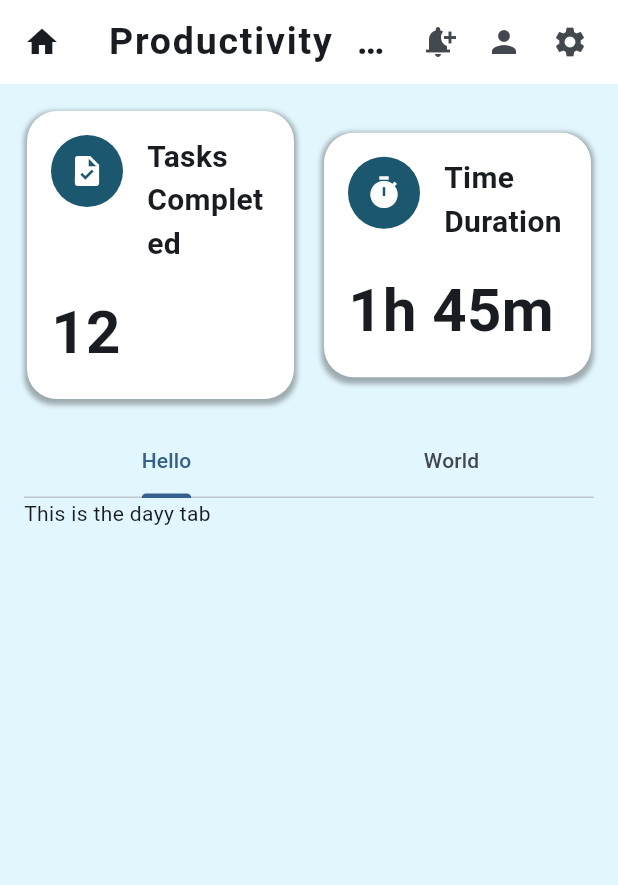
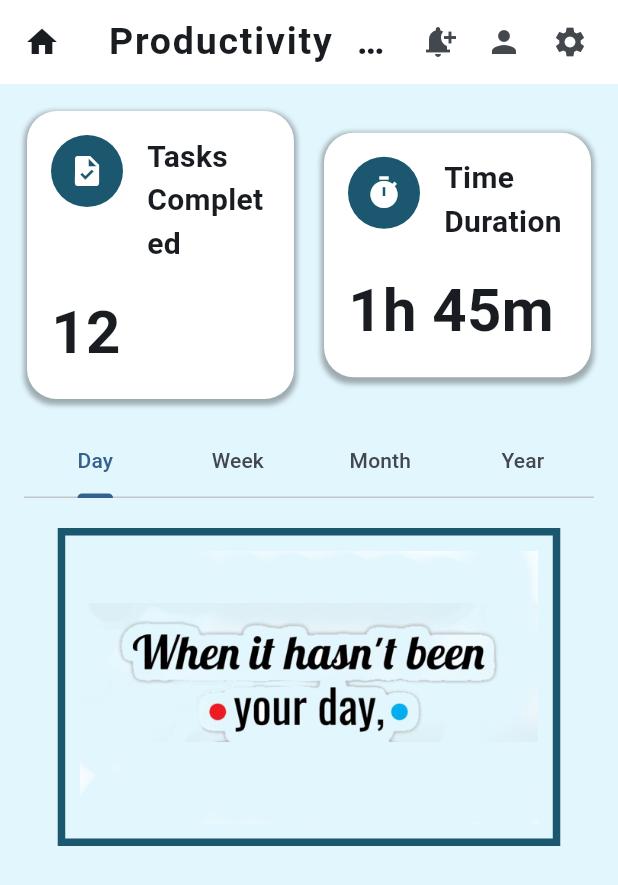
Before and after one commit to daiyaan-2000/TimeTracker, a Flutter app: the ReportPage screen opened directly, on a phone screen of 412 x 824 dp. Shown: the top 885 px of the screen. Run offline on Flutter 3.47's test engine with Material 3 defaults, Android fonts, the phone set to English and light mode, and no system bars.

Commit message:
Report page complete (I think)

```diff
--- a/lib/pages/dashboard_page.dart
+++ b/lib/pages/dashboard_page.dart
@@ -180,9 +180,9 @@ class TimerCard extends StatelessWidget {
             boxShadow: [
               BoxShadow(
                 color: Colors.black.withOpacity(0.2),
-                blurRadius: 8,
-                spreadRadius: 1,
-                offset: Offset(0, 4),
+                blurRadius: 2,
+                spreadRadius: 2,
+                offset: Offset(0, 2),
               ),
             ],
           ),
--- a/lib/pages/report_page.dart
+++ b/lib/pages/report_page.dart
@@ -37,23 +37,28 @@ class ReportPage extends StatelessWidget {
             SizedBox(
               height: 300,
               child: DefaultTabController(
-                length: 2,
+                length: 4,
                 child: Column(
                   children: [
                     Container(
                       //decoration: BoxDecoration(color: Colors.white),
                       child: TabBar(
                         tabs: [
-                          Tab(text: 'Hello'),
-                          Tab(text: 'World'),
+                          Tab(text: 'Day'),
+                          Tab(text: 'Week'),
+                          Tab(text: 'Month'),
+                          Tab(text: 'Year'),
                         ],
                       ),
                     ),
                     Expanded(
                       child: TabBarView(
+                        //QUESTION: How does it know which TabBar to check? What if there were two tabbars?
                         children: [
-                          Text('This is the dayy tab'),
-                          Text('This is the week tab'),
+                          ImageContainer(imageUrl: 'assets/day.png'),
+                          ImageContainer(imageUrl: 'assets/week.png'),
+                          ImageContainer(imageUrl: 'assets/month.png'),
+                          ImageContainer(imageUrl: 'assets/year.png'),
                         ],
                       ),
                     ),
@@ -89,6 +94,26 @@ class ReportPage extends StatelessWidget {
           letterSpacing: 1.2,
           wordSpacing: 8,
         ),
+      ),
+    );
+  }
+}
+
+class ImageContainer extends StatelessWidget {
+  const ImageContainer({super.key, required this.imageUrl});
+
+  final String imageUrl;
+
+  @override
+  Widget build(BuildContext context) {
+    return Center(
+      child: Container(
+        margin: EdgeInsets.all(20),
+        decoration: BoxDecoration(
+          border: Border.all(width: 5, color: Color.fromARGB(255, 27, 87, 110)),
+        ),
+        padding: EdgeInsets.all(10),
+        child: Image.asset(imageUrl),
       ),
     );
   }
```
Also changed, not shown: pubspec.yaml (+5 -3 lines), assets/day.png (added), assets/month.png (added), assets/week.png (added), assets/year.png (added).
